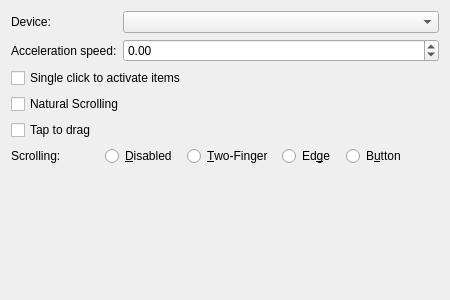
First picture: the form in lxqt-config-input/touchpadconfig.ui, repository lxqt/lxqt-config, before the edit.
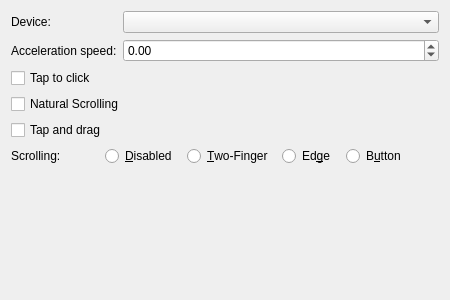
Second picture: the form after the edit.

Commit message:
Pedantic changes to texts of touchpad tap settings
They were a little confusing before.

```diff
--- a/lxqt-config-input/touchpadconfig.ui
+++ b/lxqt-config-input/touchpadconfig.ui
@@ -34,7 +34,7 @@
    <item row="4" column="0" colspan="2">
     <widget class="QCheckBox" name="tappingEnabledCheckBox">
      <property name="text">
-      <string>Single click to activate items</string>
+      <string>Tap to click</string>
      </property>
     </widget>
    </item>
@@ -48,7 +48,7 @@
    <item row="8" column="0" colspan="2">
     <widget class="QCheckBox" name="tapToDragEnabledCheckBox">
      <property name="text">
-      <string>Tap to drag</string>
+      <string>Tap and drag</string>
      </property>
     </widget>
    </item>
```
